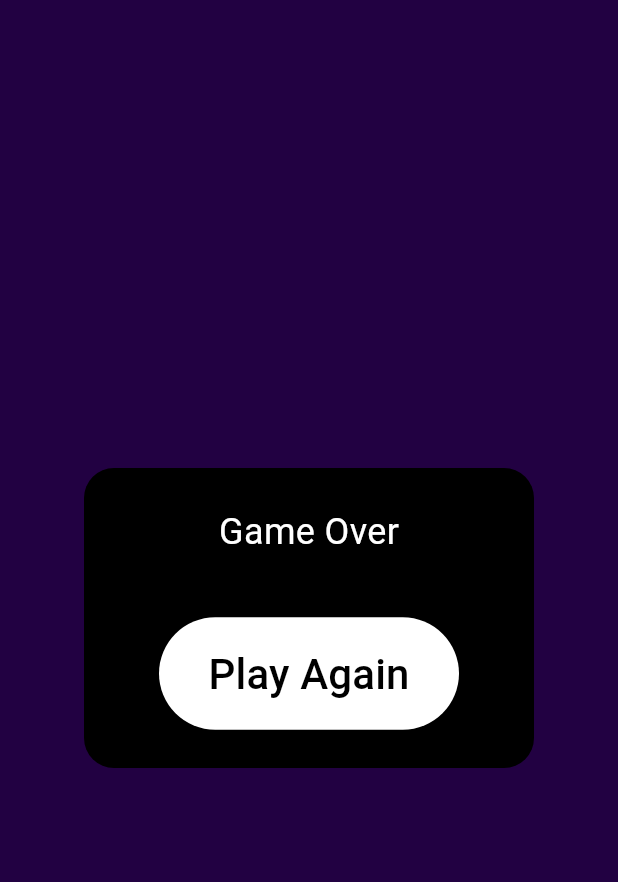
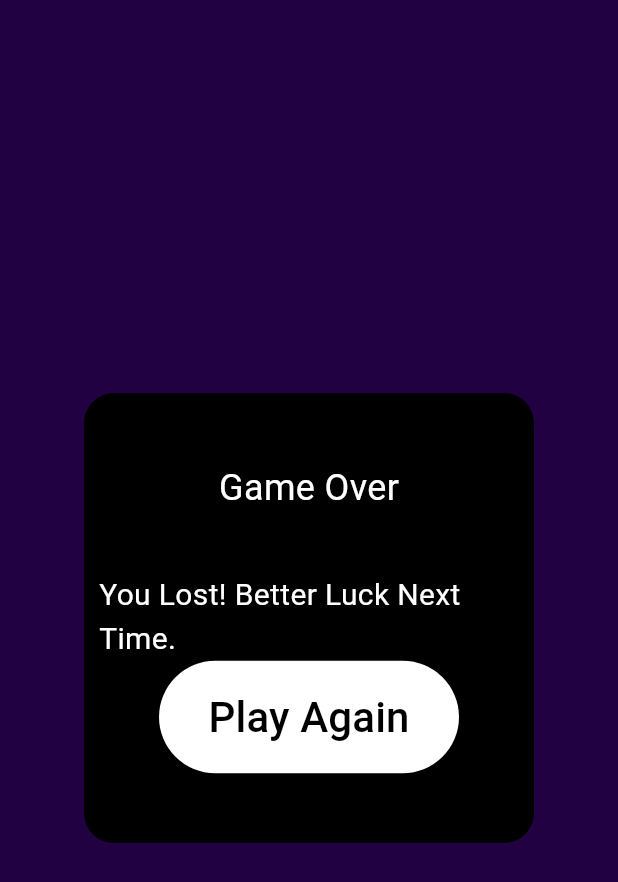
Before and after one commit to abowtiekindofguy/Focus-App, a Flutter app: the GameOver widget shown alone on an empty page, opened directly with empty values, on a phone screen of 412 x 824 dp. Shown: the top 882 px of the screen. Run offline on Flutter 3.47's test engine with Material 3 defaults, Android fonts, the phone set to English and light mode, and no system bars; our stand-ins replace audioplayers, cloud_firestore, envied, file_picker, firebase_auth, firebase_core and 15 more; missing offline and left inert: app_usage, dart_openai, flame, flutter_isolate, installed_apps, pair and 2 more; accounts and stored records are empty; statements that could not run were skipped.

Commit message:
laevels part2

```diff
--- a/focus/lib/chars/logo_enemy.dart
+++ b/focus/lib/chars/logo_enemy.dart
@@ -58,7 +58,9 @@ class LogoEnemy extends SpriteAnimationComponent
 class ShooterEnemy extends LogoEnemy{
   late final SpawnComponent _bulletSpawner;
   bool shoot_power = false;
+  double fire_speed;
   ShooterEnemy({
+    required this.fire_speed,
     required super.gridPosition,
     required super.xOffset,
   });
@@ -89,7 +91,7 @@ class ShooterEnemy extends LogoEnemy{
       ),
     );
     _bulletSpawner = SpawnComponent(
-      period: 2,
+      period: fire_speed,
       selfPositioning: true,
       factory: (index) {
         return Notif(
--- a/focus/lib/chuck_jump.dart
+++ b/focus/lib/chuck_jump.dart
@@ -30,6 +30,8 @@ class ChuckJumpGame extends FlameGame with HasCollisionDetection{
   int health;
   int theme = 0;
   bool startGame = false;
+  double fire_speed = 1.5;
+  int score_to_achieve = 20;
   ChuckJumpGame({required this.health});
   @override
   Future<void> onLoad() async {
@@ -168,8 +170,8 @@ class ChuckJumpGame extends FlameGame with HasCollisionDetection{
         if(startGame){
           world.add(
             LogoEnemy(
-            gridPosition: block.gridPosition,
-            xOffset: xPositionOffset,
+              gridPosition: block.gridPosition,
+              xOffset: xPositionOffset,
             ),
           );
           break;
@@ -179,8 +181,9 @@ class ChuckJumpGame extends FlameGame with HasCollisionDetection{
         if(startGame){
           world.add(
             ShooterEnemy(
-            gridPosition: block.gridPosition,
-            xOffset: xPositionOffset,
+              gridPosition: block.gridPosition,
+              xOffset: xPositionOffset,
+              fire_speed: fire_speed,
             ),
           );
           break;
@@ -254,7 +257,7 @@ void reset(bool start) {
 
   @override
   void update(double dt) {
-    if (health <= 0) {
+    if (health <= 0 || starsCollected == score_to_achieve) {
       overlays.add('GameOver');
     }
     super.update(dt);
--- a/focus/lib/overlays/game_over.dart
+++ b/focus/lib/overlays/game_over.dart
@@ -18,7 +18,7 @@ class GameOver extends StatelessWidget {
       child: Center(
         child: Container(
           padding: const EdgeInsets.all(10.0),
-          height: 200,
+          height: 300,
           width: 300,
           decoration: const BoxDecoration(
             color: blackTextColor,
@@ -37,6 +37,19 @@ class GameOver extends StatelessWidget {
                 ),
               ),
               const SizedBox(height: 40),
+              (game.starsCollected == game.score_to_achieve) ? const Text(
+                'Congratulations, You Won! Try the higher levels',
+                style: TextStyle(
+                  color: whiteTextColor,
+                  fontSize: 20,
+                ),
+              ) : const Text(
+                'You Lost! Better Luck Next Time.',
+                style: TextStyle(
+                  color: whiteTextColor,
+                  fontSize: 20,
+                ),
+              ),
               SizedBox(
                 width: 200,
                 height: 75,
--- a/focus/lib/overlays/instructions.dart
+++ b/focus/lib/overlays/instructions.dart
@@ -18,7 +18,7 @@ class Instructions extends StatelessWidget {
       child: Center(
         child: Container(
           padding: const EdgeInsets.all(10.0),
-          height: 300,
+          height: 350,
           width: 700,
           decoration: const BoxDecoration(
             color: blackTextColor,
@@ -31,7 +31,7 @@ class Instructions extends StatelessWidget {
             crossAxisAlignment: CrossAxisAlignment.center,
             children: [
               const Text(
-                'Instructions:',
+                'Instructions',
                 style: TextStyle(
                   fontWeight: FontWeight.bold,
                   color: whiteTextColor,
@@ -46,7 +46,7 @@ class Instructions extends StatelessWidget {
                 ),
                 textAlign: TextAlign.center,
               ),
-
+              SizedBox(height: 30,),
               SizedBox(
                 width: 200,
                 height: 70,
```
Also changed, not shown: focus/lib/levels.dart (+37 -8 lines).
